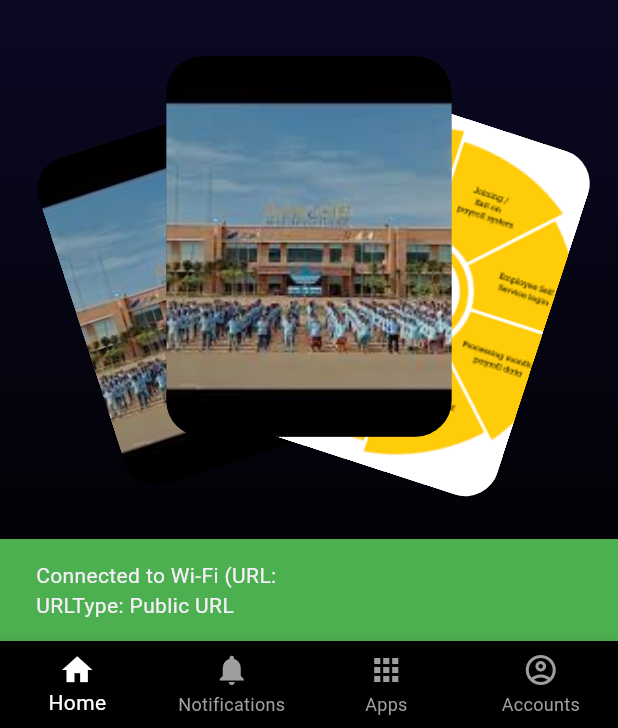
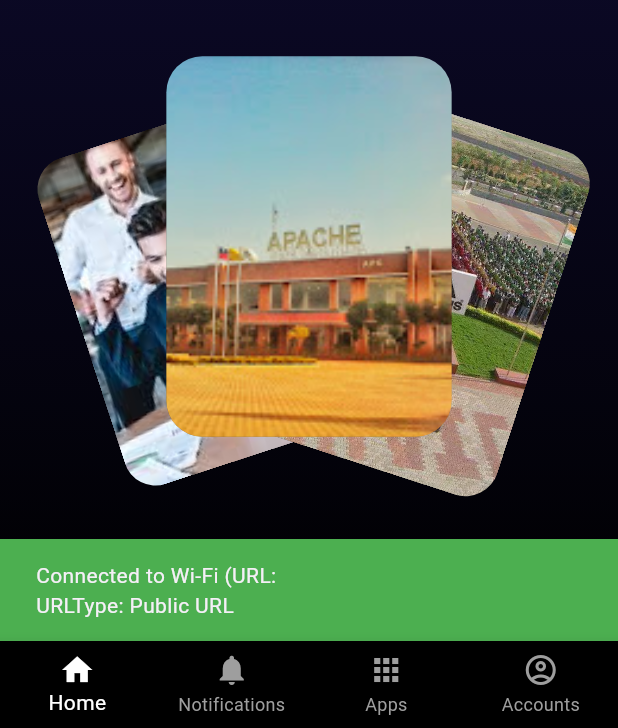
Before and after one commit to JustCallMeYuvi/APC-APP-, a Flutter app: the HomeScreen screen opened directly with empty values, on a phone screen of 412 x 824 dp, the part 508-1236 px from its top. Run offline on Flutter 3.47's test engine with Material 3 defaults, Android fonts, the phone set to English and light mode, and no system bars; our stand-ins replace anim_search_bar, connectivity_plus, device_info_plus, dropdown_button2, dropdown_search, equatable and 23 more; missing offline and left inert: drop_down_search_field, flutter_background_service, flutter_barcode_scanner, install_plugin, marqueer, network_info_plus and 2 more; accounts and stored records are empty; network calls fail; project files that could hold a hidden picture were left out.

```diff
--- a/lib/constants/images_path.dart
+++ b/lib/constants/images_path.dart
@@ -18,6 +18,8 @@
   // Movies cover Images
   static String avengers = 'assets/movies/avengers.png';
   static String appache = 'assets/movies/appache.png';
+  static String addidas = 'assets/movies/addidas.webp';
+
   static String app = 'assets/movies/app.png';
   static String payroll = 'assets/movies/payroll.png';
   static String itTeam = 'assets/movies/IT.png';
--- a/lib/data/movies_data.dart
+++ b/lib/data/movies_data.dart
@@ -1,87 +1,87 @@
-// Dummy movies data
+// // Dummy movies data
+// import 'package:animated_movies_app/constants/images_path.dart';
+// import 'package:animated_movies_app/model/movies_model.dart';
+
+// class ApacheData {
+//   static List<ApacheModel> apacheList = [
+//     ApacheModel(
+//       id: "1",
+//       name: "Appache Fopotwear Pvt Ltd",
+//       movieTypeAndEpisode: "2026 | Addidas Shoes|",
+//       rating: 5,
+//       coverImage: ImagePath.appache,
+//       plot:
+//           "We Supply Most Beautiful Sports Product for the World's Best Brand adidas. Apache Serving as an Official Partner & Supply shoes for adidas Exclusively.",
+//     ),
+//     // ApacheModel(
+//     //   id: "2",
+//     //   name: "PayRoll Team",
+//     //   movieTypeAndEpisode: "PayRoll Team",
+//     //   rating: 4,
+//     //   coverImage: ImagePath.payroll,
+//     //   plot:
+//     //       "A payroll department takes care of all aspects of payroll, from finalizing tax deductions and gathering attendance information to calculating wages and managing records. Decides benefits such as pay increments, bonuses, overtime pay, etc.",
+//     // ),
+//     // ApacheModel(
+//     //   id: "3",
+//     //   name: "Appache Mambattu",
+//     //   movieTypeAndEpisode: "2024 | Addidas Shoes|",
+//     //   rating: 5,
+//     //   coverImage: ImagePath.app,
+//     //   plot:
+//     //       "We Supply Most Beautiful Sports Product for the World's Best Brand adidas. Apache Serving as an Official Partner & Supply shoes for adidas Exclusively.",
+//     // ),
+
+//     ApacheModel(
+//         id: "2",
+//         name: "Appache Fopotwear Pvt Ltd",
+//         movieTypeAndEpisode: "2026 | Addidas Shoes|",
+//         rating: 5,
+//         coverImage: ImagePath.app,
+//         plot:
+//             "We supply high-quality sports products for Adidas as an official partner."),
+//     ApacheModel(
+//         id: "3",
+//         name: "IT Team",
+//         movieTypeAndEpisode: "IT Team",
+//         rating: 5,
+//         coverImage: ImagePath.itTeam,
+//         plot:
+//             "Responsible for managing systems, infrastructure, and technical support."),
+//   ];
+// }
+
 import 'package:animated_movies_app/constants/images_path.dart';
 import 'package:animated_movies_app/model/movies_model.dart';
 
-class MoviesData {
-  static List<Movies> movies = [
-     Movies(
+class ApacheData {
+  static List<ApacheModel> apacheList = [
+    ApacheModel(
       id: "1",
-      name: "Appache Mambattu",
-      movieTypeAndEpisode: "2024 | Addidas Shoes|",
+      name: "Apache Footwear Pvt Ltd",
+      department: "Adidas Manufacturing",
       rating: 5,
-      coverImage: ImagePath.app,
-      plot:
-          "We Supply Most Beautiful Sports Product for the World's Best Brand adidas. Apache Serving as an Official Partner & Supply shoes for adidas Exclusively.",
+      image: ImagePath.appache,
+      description:
+          "We supply high-quality sports products for Adidas as an official partner.",
     ),
-    Movies(
+    ApacheModel(
       id: "2",
-      name: "PayRoll Team",
-      movieTypeAndEpisode: "PayRoll Team",
-      rating: 4,
-      coverImage: ImagePath.payroll,
-      plot:
-          "A payroll department takes care of all aspects of payroll, from finalizing tax deductions and gathering attendance information to calculating wages and managing records. Decides benefits such as pay increments, bonuses, overtime pay, etc.",
+      name: "Apache Footwear Pvt Ltd",
+      department: "Production Unit",
+      rating: 5,
+      image: ImagePath.addidas,
+      description:
+          "Handles large-scale footwear manufacturing and production processes.",
     ),
-     Movies(
+    ApacheModel(
       id: "3",
-      name: "Appache Mambattu",
-      movieTypeAndEpisode: "2024 | Addidas Shoes|",
+      name: "IT Team",
+      department: "Technology",
       rating: 5,
-      coverImage: ImagePath.app,
-      plot:
-          "We Supply Most Beautiful Sports Product for the World's Best Brand adidas. Apache Serving as an Official Partner & Supply shoes for adidas Exclusively.",
+      image: ImagePath.itTeam,
+      description:
+          "Responsible for managing systems, infrastructure, and technical support.",
     ),
-
-    // Movies(
-    //     id: "3",
-    //     name: "Lucifer",
-    //     movieTypeAndEpisode: "2015 | Action, Crime, Drama | Seasons-6",
-    //     rating: 3,
-    //     coverImage: ImagePath.lucifer,
-    //     plot:
-    //         "Lucifer is a television series based on the DC Comics character Lucifer Morningstar. Lucifer, the Devil, grows bored with his life in Hell and decides to retire to Los Angeles, where he opens a nightclub called Lux. He becomes a civilian consultant for the LAPD, using his powers of persuasion and invulnerability to solve crimes and deliver justice. Throughout the series, Lucifer struggles with his identity, moral dilemmas, and his feelings for detective Chloe Decker, ultimately seeking redemption and exploring the nature of good and evil."),
-    //
-    Movies(
-        id: "4",
-        name: "IT Team",
-        movieTypeAndEpisode: "IT Team",
-        rating: 5,
-        coverImage: ImagePath.itTeam,
-        plot:
-            "Information technology and business are becoming inextricably interwoven. I don't think anybody can talk meaningfully about one without the talking about the other."),
-    // Movies(
-    //     id: "5",
-    //     name: "Money Heist",
-    //     movieTypeAndEpisode: "2022 | Action, Crime, Drama | Parts-5",
-    //     rating: 4,
-    //     coverImage: ImagePath.moneyHeist,
-    //     plot:
-    //         "Money Heist (La Casa de Papel) is a Spanish heist crime drama series that follows a criminal mastermind known as The Professor, who plans the biggest heist in recorded history: printing billions of euros in the Royal Mint of Spain. To execute the ambitious plan, he recruits eight skilled criminals, each with a unique codename based on cities. As they take hostages and negotiate with the police, internal conflicts, and romantic entanglements complicate the mission. The series is filled with suspense, emotional depth, and intricate plotting as the team battles to achieve their goal while maintaining their lives and relationships."),
-    // Movies(
-    //     id: "6",
-    //     name: "Samaritan",
-    //     movieTypeAndEpisode: "2022 | Action, Crime, Drama | Parts-1",
-    //     rating: 3,
-    //     coverImage: ImagePath.samartin,
-    //     plot:
-    //         "Samaritan is a superhero film about a young boy named Sam who suspects that his reclusive neighbor, Mr. Smith, is actually a legendary vigilante named Samaritan who was thought to have died 25 years ago. Samaritan was a super-powered individual who fought crime in Granite City. As crime rises in the city, Sam endeavors to bring Samaritan out of retirement to restore peace and justice. The movie explores themes of redemption, heroism, and the impact of past actions on the present, with Mr. Smith confronting his dark history and the responsibilities of being a hero once more."),
-    // Movies(
-    //     id: "7",
-    //     name: "Sex Education",
-    //     movieTypeAndEpisode: "2020 | Action, Crime, Drama | Parts-3",
-    //     rating: 4,
-    //     coverImage: ImagePath.sexEducation,
-    //     plot:
-    //         "Sex Education is a British comedy-drama series that follows Otis Milburn, a socially awkward teenager whose mother is a sex therapist. Despite his lack of personal experience, Otis possesses extensive knowledge about sex and relationships due to his mother's profession. Alongside Maeve Wiley, a rebellious classmate, Otis starts an underground sex therapy clinic at their high school to help fellow students with their sexual and emotional issues. The series tackles various topics such as sexuality, identity, intimacy, and consent, offering a candid and humorous look at the challenges of adolescence. Throughout the show, Otis navigates his own romantic feelings, family dynamics, and friendships while offering support to his peers"),
-
-             Movies(
-        id: "5",
-        name: "Appache Fopotwear Pvt Ltd",
-        movieTypeAndEpisode: "2020 | Action, Crime, Drama | Parts-3",
-        rating: 4,
-        coverImage: ImagePath.appache,
-        plot:
-            "We Supply Most Beautiful Sports Product for the World's Best Brand adidas. Apache Serving as an Official Partner & Supply shoes for adidas Exclusively."),
-
   ];
 }
--- a/lib/model/movies_model.dart
+++ b/lib/model/movies_model.dart
@@ -1,16 +1,36 @@
-class Movies {
+// class ApacheModel {
+//   final String id;
+//   final String name;
+//   final String movieTypeAndEpisode;
+//   final int rating;
+//   final String coverImage;
+//   final String plot;
+//   ApacheModel({
+//     required this.id,
+//     required this.name,
+//     required this.movieTypeAndEpisode,
+//     required this.rating,
+//     required this.coverImage,
+//     required this.plot,
+//   });
+// }
+
+
+class ApacheModel {
   final String id;
   final String name;
-  final String movieTypeAndEpisode;
+  final String department;
   final int rating;
-  final String coverImage;
-  final String plot;
-  Movies({
+  final String image;
+  final String description;
+
+
+  ApacheModel({
     required this.id,
     required this.name,
-    required this.movieTypeAndEpisode,
+    required this.department,
     required this.rating,
-    required this.coverImage,
-    required this.plot,
+    required this.image,
+    required this.description,
   });
 }
--- a/lib/screens/detail_screen/widgets/cast_widget.dart
+++ b/lib/screens/detail_screen/widgets/cast_widget.dart
@@ -2,11 +2,11 @@
 import 'package:flutter/material.dart';
 
 // Cast name and role widget used in details screen
-class CastWidget extends StatelessWidget {
+class DevelopersWidget extends StatelessWidget {
   final String name;
   final String role;
   final String imgUrl;
-  const CastWidget({
+  const DevelopersWidget({
     super.key,
     required this.name,
     required this.role,
--- a/lib/screens/detail_screen/widgets/plot_widget.dart
+++ b/lib/screens/detail_screen/widgets/plot_widget.dart
@@ -17,7 +17,7 @@
         crossAxisAlignment: CrossAxisAlignment.start,
         children: [
           const Text(
-            "Plot",
+            "About",
             style: TextStyle(
               fontSize: 24,
               fontWeight: FontWeight.w600,
--- a/lib/screens/home_screen/home_content_screen.dart
+++ b/lib/screens/home_screen/home_content_screen.dart
@@ -616,24 +616,34 @@
                     height: size.height * 0.4,
                     padding: const EdgeInsets.all(38),
                     child: AnimatedStackWidget(
-                      itemCount: MoviesData.movies.length,
+                      itemCount: ApacheData.apacheList.length,
                       itemBuilder: (context, index) => GestureDetector(
                         onTap: () {
                           Navigator.of(context).push(
+                            // zoomNavigation(
+                            //   DetailScreen(
+                            //     movieName: ApacheData.apacheList[index].name,
+                            //     movieTypeAndEpisode: ApacheData
+                            //         .apacheList[index].movieTypeAndEpisode,
+                            //     plot: ApacheData.apacheList[index].plot,
+                            //     movieImage: ApacheData.apacheList[index].coverImage,
+                            //     rating: ApacheData.apacheList[index].rating,
+                            //   ),
+                            // ),
                             zoomNavigation(
                               DetailScreen(
-                                movieName: MoviesData.movies[index].name,
-                                movieTypeAndEpisode: MoviesData
-                                    .movies[index].movieTypeAndEpisode,
-                                plot: MoviesData.movies[index].plot,
-                                movieImage: MoviesData.movies[index].coverImage,
-                                rating: MoviesData.movies[index].rating,
+                                movieName: ApacheData.apacheList[index].name,
+                                movieTypeAndEpisode:
+                                    ApacheData.apacheList[index].department,
+                                plot: ApacheData.apacheList[index].description,
+                                movieImage: ApacheData.apacheList[index].image,
+                                rating: ApacheData.apacheList[index].rating,
                               ),
                             ),
                           );
                         },
                         child: MagazineCoverImage(
-                            movies: MoviesData.movies[index]),
+                            movies: ApacheData.apacheList[index]),
                       ),
                     ),
                   ),
--- a/lib/screens/home_screen/widgets/movies_cover_widget.dart
+++ b/lib/screens/home_screen/widgets/movies_cover_widget.dart
@@ -8,7 +8,7 @@
     this.height,
   });
 
-  final Movies movies;
+  final ApacheModel movies;
   final double? height;
 
   @override
@@ -22,7 +22,7 @@
           child: DecoratedBox(
             decoration: BoxDecoration(
               image: DecorationImage(
-                image: AssetImage(movies.coverImage),
+                image: AssetImage(movies.image),
                 fit: BoxFit.cover,
               ),
               boxShadow: const [
--- a/lib/screens/onboarding_screen/widgets/custom_marquee_widget.dart
+++ b/lib/screens/onboarding_screen/widgets/custom_marquee_widget.dart
@@ -24,14 +24,14 @@
           direction: direction,
           restartAfterInteraction: true,
           interaction: false,
-          itemCount: MoviesData.movies.length,
+          itemCount: ApacheData.apacheList.length,
           itemBuilder: (context, index) {
             return Padding(
               padding: const EdgeInsets.all(8.0),
               child: ClipRRect(
                 borderRadius: BorderRadius.circular(12),
                 child: UiConstants.image(
-                  path: MoviesData.movies[index].coverImage,
+                  path: ApacheData.apacheList[index].image,
                   height: 120,
                   width: 150,
                   fit: BoxFit.cover,
```
Also changed, not shown: lib/screens/detail_screen/detail_screen.dart (+5 -2 lines), lib/screens/detail_screen/widgets/movies_cast.dart (+24 -23 lines), assets/movies/addidas.webp (added).
